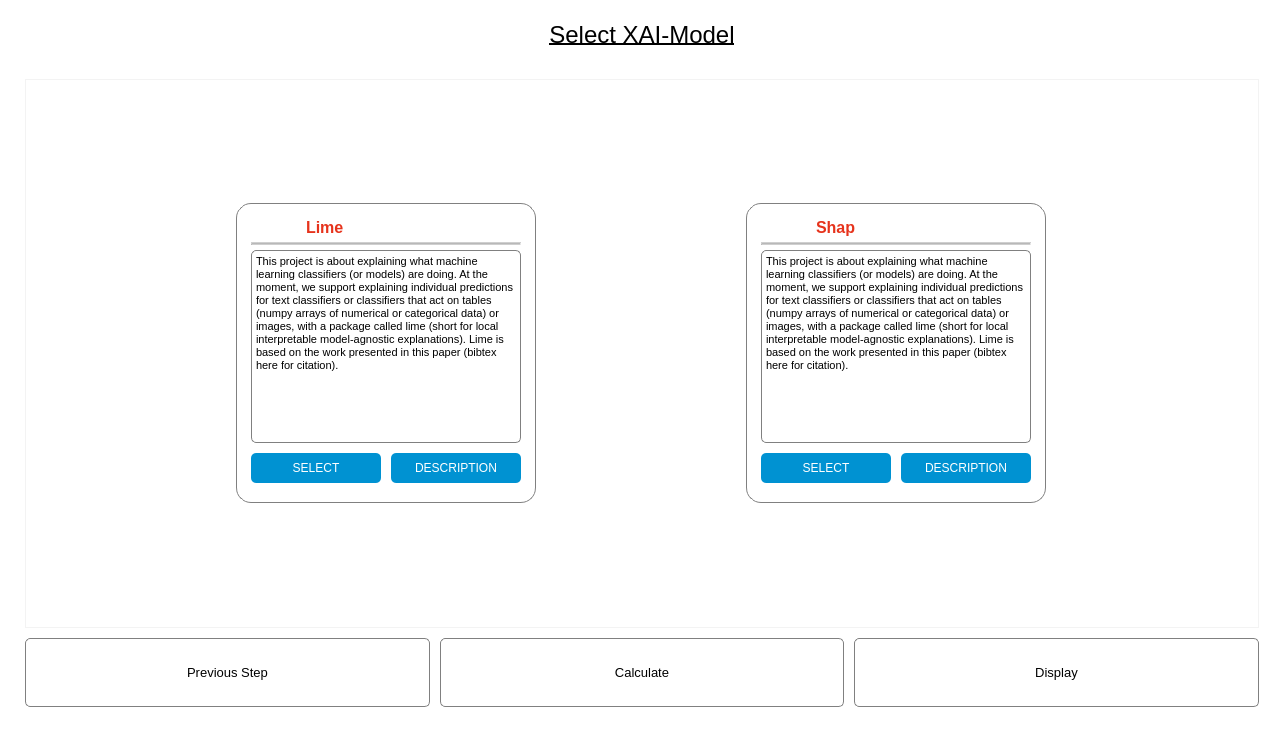
First picture: the form in UI/Design/xai-model.ui, repository MarkMolenmakerHU/INNO_xAITool, before the edit.
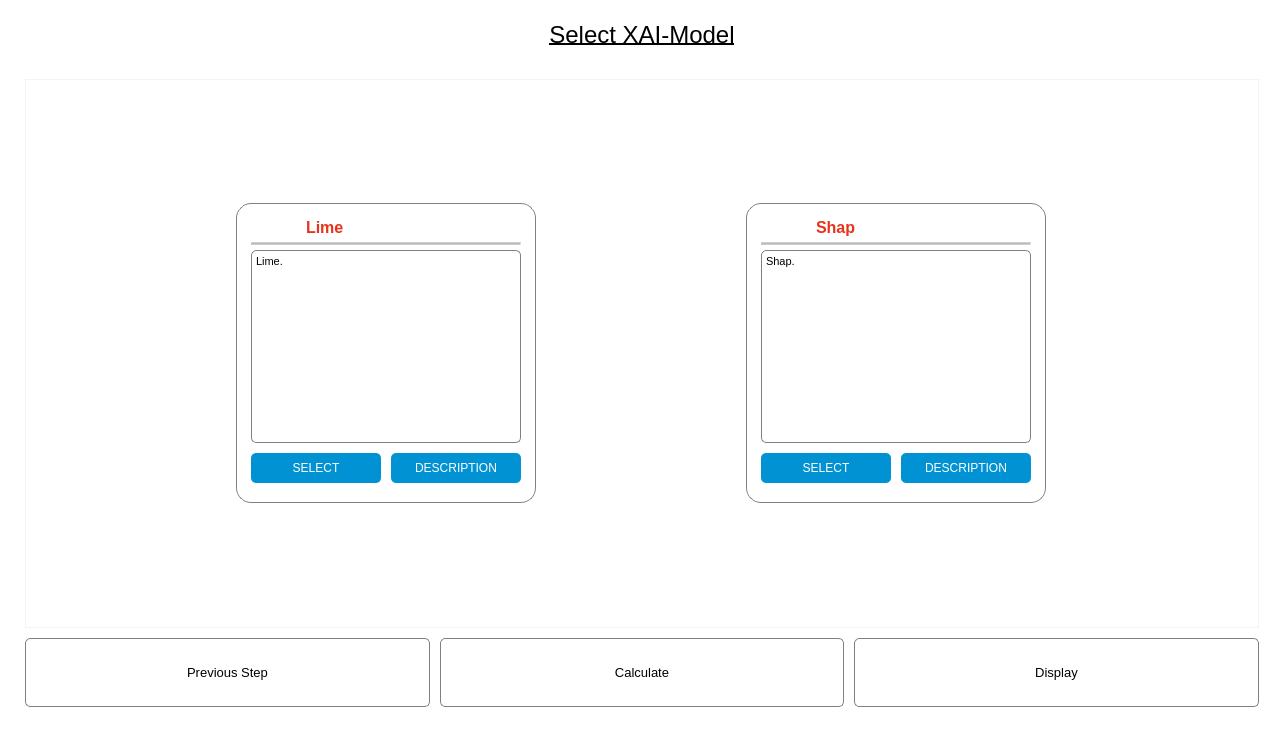
Second picture: the form after the edit. Icons and pictures are not drawn.

Patch:
```diff
--- a/UI/Design/xai-model.ui
+++ b/UI/Design/xai-model.ui
@@ -148,7 +148,7 @@
 &lt;html&gt;&lt;head&gt;&lt;meta name=&quot;qrichtext&quot; content=&quot;1&quot; /&gt;&lt;style type=&quot;text/css&quot;&gt;
 p, li { white-space: pre-wrap; }
 &lt;/style&gt;&lt;/head&gt;&lt;body style=&quot; font-family:'MS Shell Dlg 2'; font-size:7.8pt; font-weight:400; font-style:normal;&quot;&gt;
-&lt;p style=&quot; margin-top:0px; margin-bottom:0px; margin-left:0px; margin-right:0px; -qt-block-indent:0; text-indent:0px;&quot;&gt;&lt;span style=&quot; font-size:8pt;&quot;&gt;This project is about explaining what machine learning classifiers (or models) are doing. At the moment, we support explaining individual predictions for text classifiers or classifiers that act on tables (numpy arrays of numerical or categorical data) or images, with a package called lime (short for local interpretable model-agnostic explanations). Lime is based on the work presented in this paper (bibtex here for citation).&lt;/span&gt;&lt;/p&gt;&lt;/body&gt;&lt;/html&gt;</string>
+&lt;p style=&quot; margin-top:0px; margin-bottom:0px; margin-left:0px; margin-right:0px; -qt-block-indent:0; text-indent:0px;&quot;&gt;&lt;span style=&quot; font-size:8pt;&quot;&gt;Lime.&lt;/span&gt;&lt;/p&gt;&lt;/body&gt;&lt;/html&gt;</string>
              </property>
             </widget>
            </item>
@@ -394,7 +394,7 @@
 &lt;html&gt;&lt;head&gt;&lt;meta name=&quot;qrichtext&quot; content=&quot;1&quot; /&gt;&lt;style type=&quot;text/css&quot;&gt;
 p, li { white-space: pre-wrap; }
 &lt;/style&gt;&lt;/head&gt;&lt;body style=&quot; font-family:'MS Shell Dlg 2'; font-size:7.8pt; font-weight:400; font-style:normal;&quot;&gt;
-&lt;p style=&quot; margin-top:0px; margin-bottom:0px; margin-left:0px; margin-right:0px; -qt-block-indent:0; text-indent:0px;&quot;&gt;&lt;span style=&quot; font-size:8pt;&quot;&gt;This project is about explaining what machine learning classifiers (or models) are doing. At the moment, we support explaining individual predictions for text classifiers or classifiers that act on tables (numpy arrays of numerical or categorical data) or images, with a package called lime (short for local interpretable model-agnostic explanations). Lime is based on the work presented in this paper (bibtex here for citation).&lt;/span&gt;&lt;/p&gt;&lt;/body&gt;&lt;/html&gt;</string>
+&lt;p style=&quot; margin-top:0px; margin-bottom:0px; margin-left:0px; margin-right:0px; -qt-block-indent:0; text-indent:0px;&quot;&gt;&lt;span style=&quot; font-size:8pt;&quot;&gt;Shap.&lt;/span&gt;&lt;/p&gt;&lt;/body&gt;&lt;/html&gt;</string>
              </property>
             </widget>
            </item>
```
